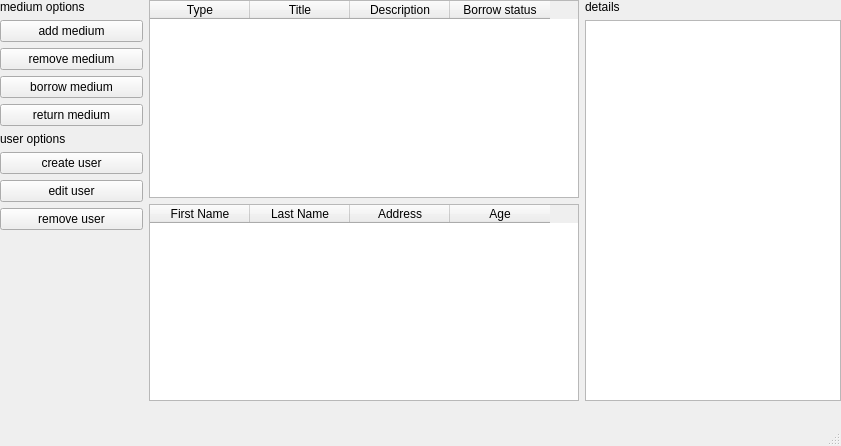
Above: mainwindow.ui from alexinatra2/prog2-beleg-qt before the change. Below: the same form after it.
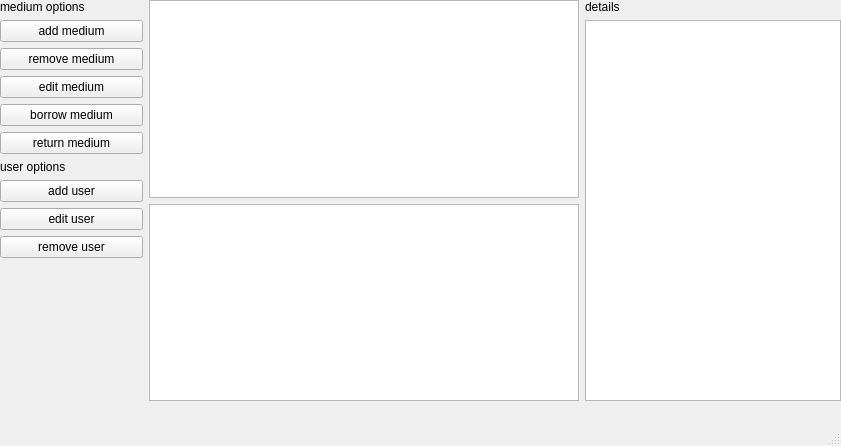
That is the form after the change.

```diff
--- a/mainwindow.ui
+++ b/mainwindow.ui
@@ -50,6 +50,13 @@
          </property>
         </widget>
        </item>
+       <item>
+        <widget class="QPushButton" name="EditMedium">
+         <property name="text">
+          <string>edit medium</string>
+         </property>
+        </widget>
+       </item>
        <item>
         <widget class="QPushButton" name="BorrowMedium">
          <property name="text">
@@ -74,7 +81,7 @@
        <item>
         <widget class="QPushButton" name="CreateUser">
          <property name="text">
-          <string>create user</string>
+          <string>add user</string>
          </property>
         </widget>
        </item>
@@ -110,52 +117,10 @@
      <item>
       <layout class="QVBoxLayout" name="dataPane">
        <item>
-        <widget class="QTableWidget" name="MediumTable">
-         <column>
-          <property name="text">
-           <string>Type</string>
-          </property>
-         </column>
-         <column>
-          <property name="text">
-           <string>Title</string>
-          </property>
-         </column>
-         <column>
-          <property name="text">
-           <string>Description</string>
-          </property>
-         </column>
-         <column>
-          <property name="text">
-           <string>Borrow status</string>
-          </property>
-         </column>
-        </widget>
+        <widget class="QTableWidget" name="MediumTable"/>
        </item>
        <item>
-        <widget class="QTableWidget" name="UserTable">
-         <column>
-          <property name="text">
-           <string>First Name</string>
-          </property>
-         </column>
-         <column>
-          <property name="text">
-           <string>Last Name</string>
-          </property>
-         </column>
-         <column>
-          <property name="text">
-           <string>Address</string>
-          </property>
-         </column>
-         <column>
-          <property name="text">
-           <string>Age</string>
-          </property>
-         </column>
-        </widget>
+        <widget class="QTableWidget" name="UserTable"/>
        </item>
       </layout>
      </item>
```
Left out of the diff: 4 changed lines with no effect on the pictures.
